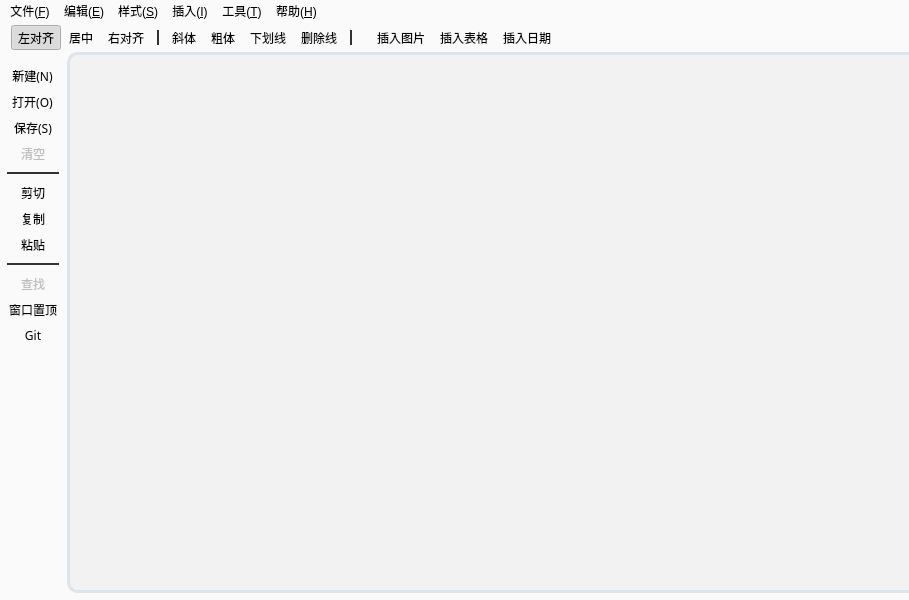
LeftStudio/SurZ, file src/mainwindow.ui: the form before one commit.
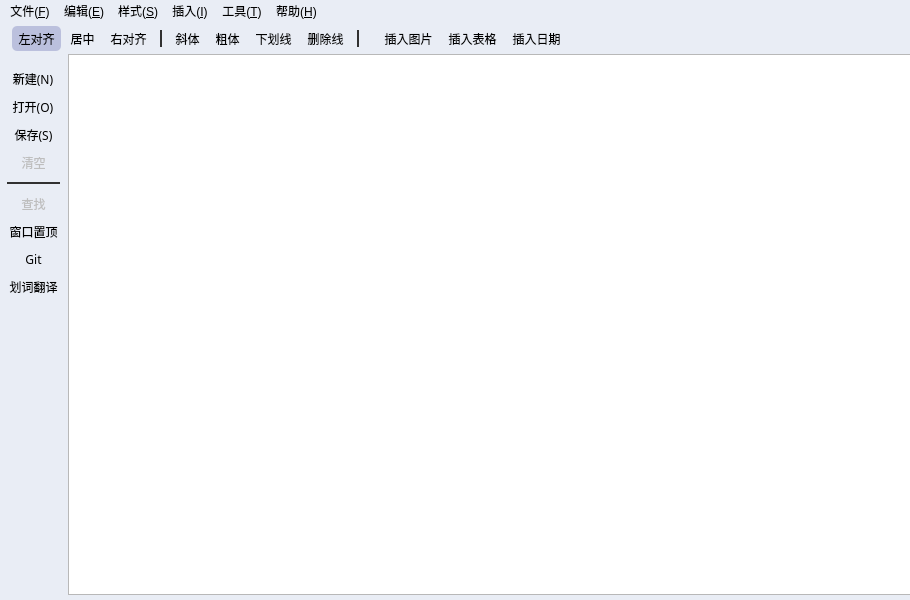
The form after the commit. Icons and pictures are not drawn. Custom widgets are drawn as their Qt base class.

```diff
--- a/src/mainwindow.ui
+++ b/src/mainwindow.ui
@@ -9,14 +9,14 @@
    <rect>
     <x>0</x>
     <y>0</y>
-    <width>909</width>
+    <width>910</width>
     <height>600</height>
    </rect>
   </property>
   <property name="minimumSize">
    <size>
-    <width>670</width>
-    <height>400</height>
+    <width>695</width>
+    <height>440</height>
    </size>
   </property>
   <property name="font">
@@ -33,24 +33,27 @@
   <property name="styleSheet">
    <string notr="true">QMainWindow
 {
-background:rgb(250,250,250);
+background:rgb(233,237,245);
 }
 
 QMenu::item:selected
 {
-background:#aaaaff;
-color:rgb(250,250,250);
+background-color:rgb(113, 114, 136);
+color: rgb(229, 233, 240);
+border-radius:5px;
+}
+
+QMenu::item:pressed
+{
+background-color:rgb(91, 93, 116);
+color: rgb(236, 239, 244);
+border-radius:5px;
 }
 
 QToolBar
 {
-/*border-style:none;
-border-radius:10px;
-padding:3px;
-border:3px solid white;
-background:lightgray;*/
 border-style:none;
-background:rgb(250,250,250);
+background:rgb(233,237,245);
 }
 
 QToolBar::separator
@@ -63,17 +66,21 @@
 
 QToolBar::handle
 {
-background:rgb(250,250,250);
+background:rgb(233,237,245);
 }
 
-QMenuBar
+QToolButton
 {
-background:rgb(250,250,250);
+margin:1 1px;
+padding:1px;
 }
 
-QStatusBar
+QToolButton:checked
 {
-background:rgb(250,250,250);
+margin:1 1px;
+background-color:#bbc0dd;
+border-radius:5px;
+padding:2px;
 }</string>
   </property>
   <property name="inputMethodHints">
@@ -120,16 +127,70 @@
     <property name="styleSheet">
      <string notr="true">QTextEdit
 {
-background-color: transparent;
-background:rgb(242,242,242);
+background:rgb(206,210,220);
 padding:3px;
 border-radius:11px;
-border:3px solid #DCE4EC;
 }
 
-QTextEdit:focus
-{
-border:3px solid #aaaaff;
+QScrollArea {
+    border: none;
+    background: transparent;
+}
+
+QScrollArea &gt; QWidget &gt; QWidget {
+    background: transparent;
+}
+
+QScrollBar:vertical {
+    border:none;
+    background: transparent;
+    width: 10px;
+}
+
+QScrollBar::handle:vertical {
+    border-radius:5px;
+    background: #DDDDDD;
+    min-height: 60px;
+}
+QScrollBar::add-line:vertical {
+    border: none;
+    height: 0px;
+}
+
+QScrollBar::sub-line:vertical {
+    border: none;
+    height: 0px;
+}
+
+QScrollBar::add-page:vertical, QScrollBar::sub-page:vertical {
+    background: transparent;
+}
+
+QScrollBar:horizontal {
+    border:none;
+    background: transparent;
+    height:10px;
+}
+
+QScrollBar::handle:horizontal {
+    border-radius:5px;
+    background: #DDDDDD;
+    min-width: 60px;
+}
+
+QScrollBar::add-line:horizontal {
+    border: none;
+    width: 0px;
+}
+
+QScrollBar::sub-line:horizontal {
+    border: none;
+    width: 0px;
+}
+
+QScrollBar::add-page:horizontal,
+QScrollBar::sub-page:horizontal {
+    background:  transparent;
 }</string>
     </property>
     <property name="locale">
@@ -157,10 +218,30 @@
     <rect>
      <x>0</x>
      <y>0</y>
-     <width>909</width>
+     <width>910</width>
      <height>22</height>
     </rect>
    </property>
+   <property name="styleSheet">
+    <string notr="true">QMenuBar
+{
+background-color:transparent;
+}
+
+QMenuBar::item:selected
+{
+background-color:rgb(113, 114, 136);
+color: rgb(229, 233, 240);
+border-radius:5px;
+}
+
+QMenuBar::item:pressed
+{
+background-color:rgb(91, 93, 116);
+color: rgb(236, 239, 244);
+border-radius:5px;
+}</string>
+   </property>
    <widget class="QMenu" name="file">
     <property name="title">
      <string>文件(&amp;F)</string>
@@ -305,13 +386,10 @@
    <addaction name="actSave"/>
    <addaction name="actClear"/>
    <addaction name="separator"/>
-   <addaction name="actCut"/>
-   <addaction name="actCopy"/>
-   <addaction name="actPaste"/>
-   <addaction name="separator"/>
    <addaction name="actSearch"/>
    <addaction name="actWindowTop"/>
    <addaction name="actUpdateToGit"/>
+   <addaction name="actTranslation"/>
   </widget>
   <widget class="QToolBar" name="TextStyleToolBar">
    <property name="font">
@@ -363,24 +441,13 @@
    <addaction name="actInsterForm"/>
    <addaction name="actInsertDate"/>
   </widget>
-  <widget class="QToolBar" name="toolBar">
-   <property name="windowTitle">
-    <string>toolBar</string>
-   </property>
-   <attribute name="toolBarArea">
-    <enum>TopToolBarArea</enum>
-   </attribute>
-   <attribute name="toolBarBreak">
-    <bool>false</bool>
-   </attribute>
-  </widget>
   <action name="actCut">
    <property name="icon">
     <iconset resource="../resource/res.qrc">
      <normaloff>:/images/images/icon/cut_128px_1223050_easyicon.net.ico</normaloff>:/images/images/icon/cut_128px_1223050_easyicon.net.ico</iconset>
    </property>
    <property name="text">
-    <string>剪切</string>
+    <string>剪切(&amp;T)</string>
    </property>
    <property name="toolTip">
     <string>剪切</string>
@@ -404,7 +471,7 @@
     </iconset>
    </property>
    <property name="text">
-    <string>复制</string>
+    <string>复制(&amp;C)</string>
    </property>
    <property name="font">
     <font>
@@ -424,7 +491,7 @@
      <normaloff>:/images/images/icon/clipboard_128px_1222862_easyicon.net.ico</normaloff>:/images/images/icon/clipboard_128px_1222862_easyicon.net.ico</iconset>
    </property>
    <property name="text">
-    <string>粘贴</string>
+    <string>粘贴(&amp;P)</string>
    </property>
    <property name="font">
     <font>
@@ -1133,6 +1200,61 @@
     <string>退出至系统托盘</string>
    </property>
   </action>
+  <action name="actSelectAll">
+   <property name="enabled">
+    <bool>false</bool>
+   </property>
+   <property name="text">
+    <string>全选</string>
+   </property>
+   <property name="shortcut">
+    <string>Ctrl+A</string>
+   </property>
+  </action>
+  <action name="actUndo">
+   <property name="icon">
+    <iconset resource="../resource/res.qrc">
+     <normaloff>:/images/images/icon/undo.ico</normaloff>:/images/images/icon/undo.ico</iconset>
+   </property>
+   <property name="text">
+    <string>撤销(&amp;U)</string>
+   </property>
+   <property name="shortcut">
+    <string>Ctrl+Z</string>
+   </property>
+  </action>
+  <action name="actRedo">
+   <property name="icon">
+    <iconset resource="../resource/res.qrc">
+     <normaloff>:/images/images/icon/redo.ico</normaloff>:/images/images/icon/redo.ico</iconset>
+   </property>
+   <property name="text">
+    <string>重做(&amp;R)</string>
+   </property>
+   <property name="shortcut">
+    <string>Ctrl+Shift+Z</string>
+   </property>
+  </action>
+  <action name="actTranslation">
+   <property name="icon">
+    <iconset resource="../resource/res.qrc">
+     <normaloff>:/images/images/icon/translation.ico</normaloff>:/images/images/icon/translation.ico</iconset>
+   </property>
+   <property name="text">
+    <string>划词翻译</string>
+   </property>
+  </action>
+  <action name="actAutoOpen">
+   <property name="checkable">
+    <bool>true</bool>
+   </property>
+   <property name="checked">
+    <bool>true</bool>
+   </property>
+   <property name="text">
+    <string>自动打开上次关闭文件</string>
+   </property>
+  </action>
  </widget>
  <layoutdefault spacing="6" margin="11"/>
  <customwidgets>
```
Left out of the diff: 59 changed lines with no effect on the pictures.
